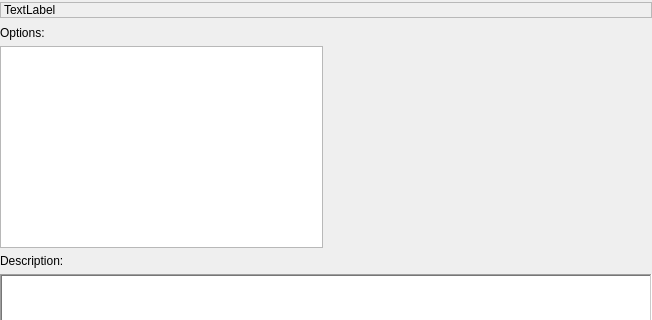
Above: plugins/installer_wizard/src/ui/wizardinstallerpage.ui from Holt59/mo2-merge before the change; both pictures show x 0 to 652 and y 0 to 320 of the 652 by 476 pixel window. Below: the same form after it.
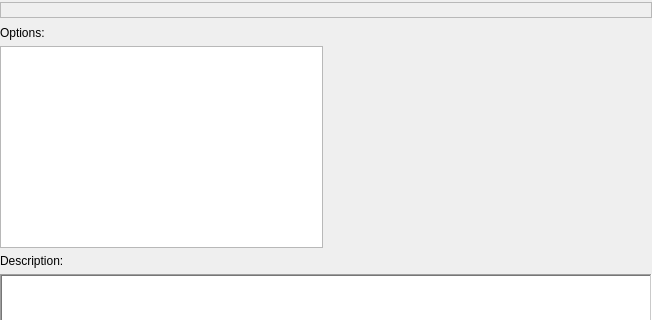
That is the form after the change.

Patch:
```diff
--- a/plugins/installer_wizard/src/ui/wizardinstallerpage.ui
+++ b/plugins/installer_wizard/src/ui/wizardinstallerpage.ui
@@ -93,7 +93,7 @@
              <enum>QFrame::Sunken</enum>
             </property>
             <property name="text">
-             <string>TextLabel</string>
+             <string notr="true"/>
             </property>
             <property name="wordWrap">
              <bool>true</bool>
```
Left out of the diff: 2 changed lines with no effect on the pictures.
